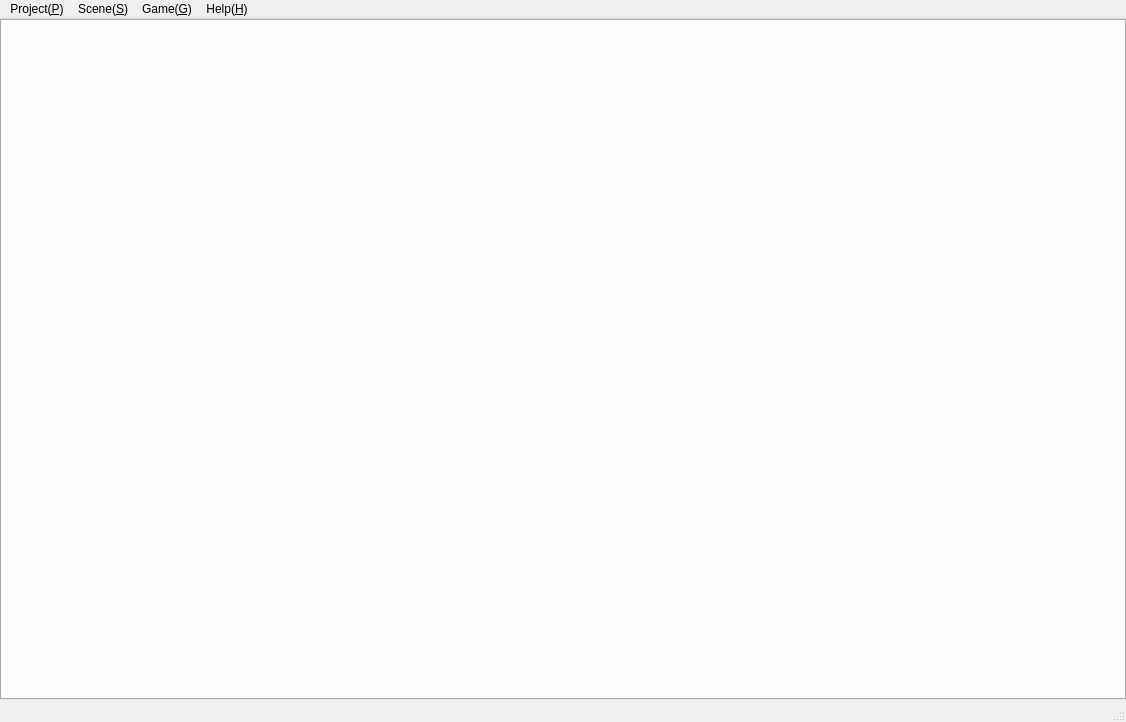
Qt form editor/echo/Base/UI/MainWindow/MainWindow.ui (timi-liuliang/echo) before a commit.
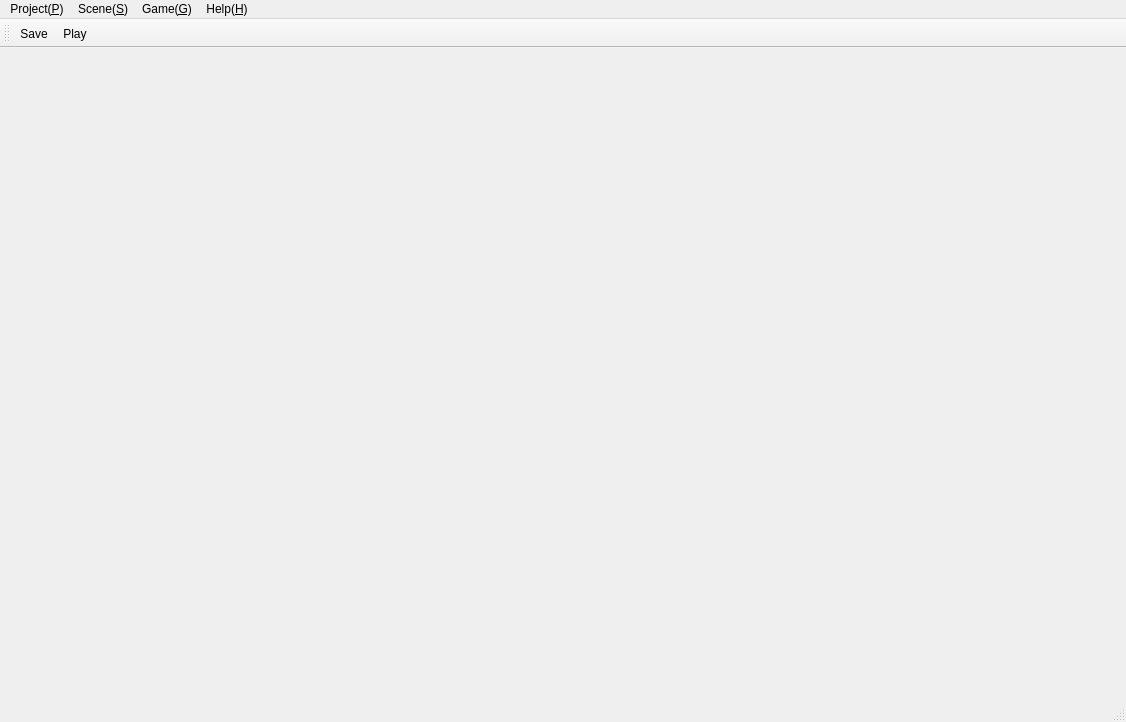
The same form after that commit. Icons and pictures are not drawn. Custom widgets are drawn as their Qt base class.

Commit message: difference 2d 3d camera editor show type #78

Patch:
```diff
--- a/editor/echo/Base/UI/MainWindow/MainWindow.ui
+++ b/editor/echo/Base/UI/MainWindow/MainWindow.ui
@@ -30,13 +30,6 @@
     <property name="bottomMargin">
      <number>0</number>
     </property>
-    <item>
-     <widget class="QTabWidget" name="m_tabWidget">
-      <property name="currentIndex">
-       <number>-1</number>
-      </property>
-     </widget>
-    </item>
    </layout>
   </widget>
   <widget class="QT_UI::QMenuBarEx" name="menubar">
@@ -95,6 +88,25 @@
    <addaction name="menuHelp_H"/>
   </widget>
   <widget class="QStatusBar" name="statusbar"/>
+  <widget class="QToolBar" name="m_toolBar">
+   <property name="windowTitle">
+    <string>toolBar</string>
+   </property>
+   <property name="iconSize">
+    <size>
+     <width>24</width>
+     <height>24</height>
+    </size>
+   </property>
+   <attribute name="toolBarArea">
+    <enum>TopToolBarArea</enum>
+   </attribute>
+   <attribute name="toolBarBreak">
+    <bool>false</bool>
+   </attribute>
+   <addaction name="m_actionSave"/>
+   <addaction name="m_actionPlayGame"/>
+  </widget>
   <action name="m_actionAbout">
    <property name="icon">
     <iconset>
```
Left out of the diff: 4 changed lines with no effect on the pictures. The commit also changes 2 other files.
